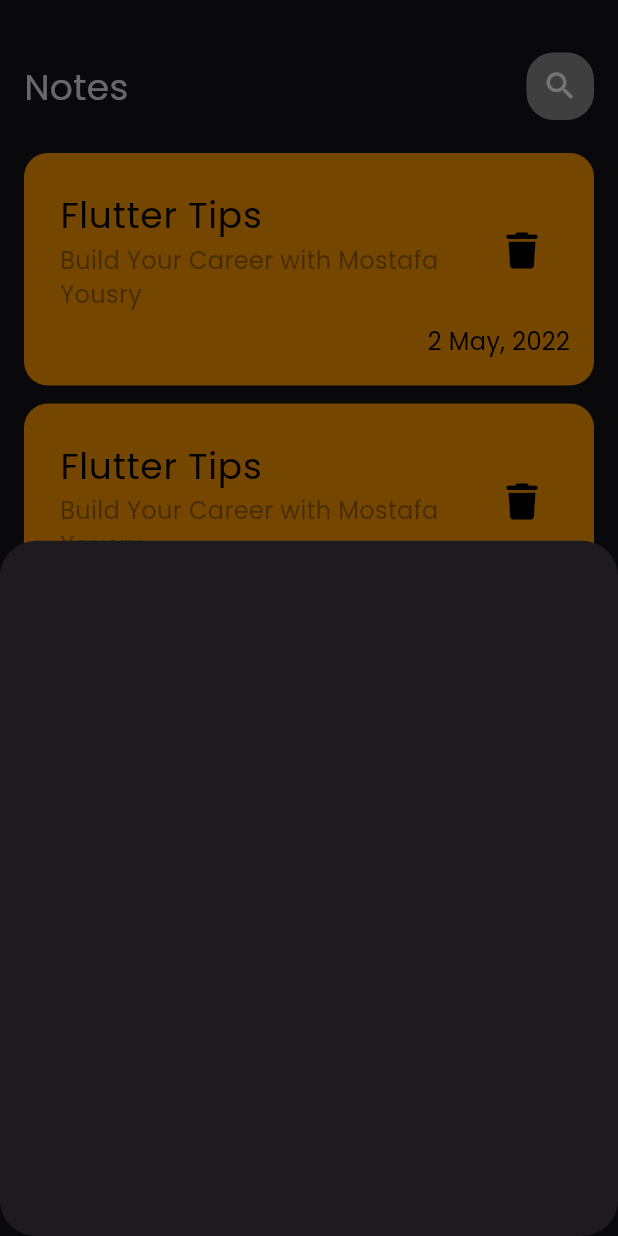
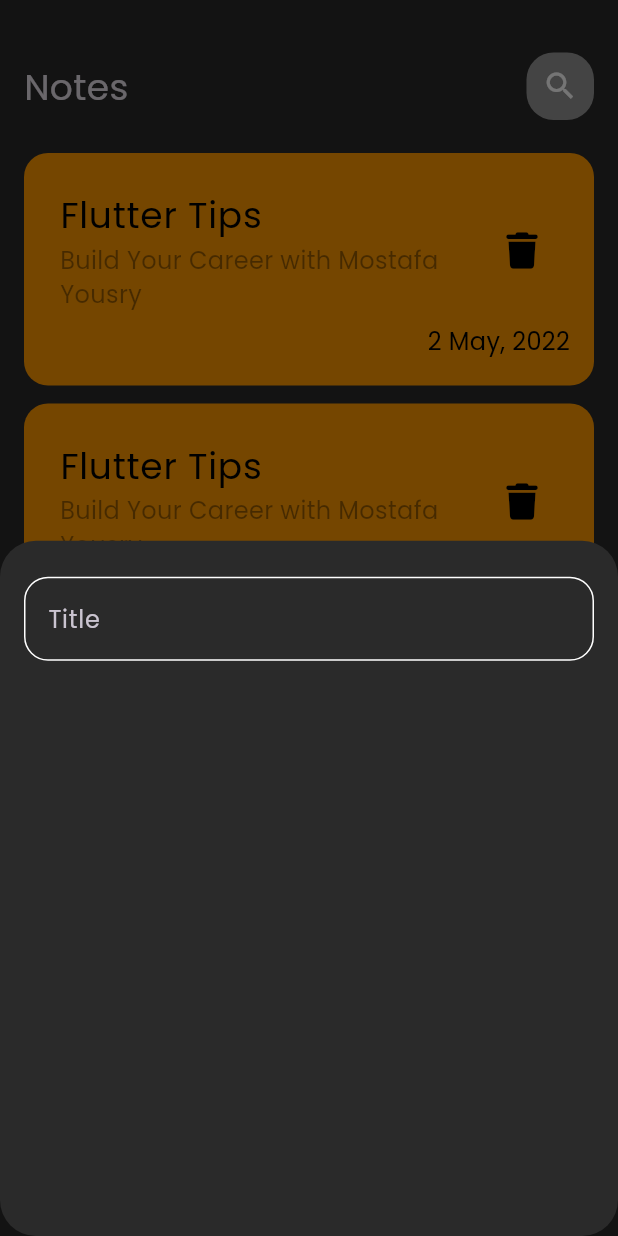
Before and after one commit to MostafaYousry12/Notes_App, a Flutter app: the screen it shows after launch, after a tap on the "add" icon, on a phone screen of 412 x 824 dp. Run offline on Flutter 3.47's test engine with Material 3 defaults, Android fonts, the phone set to English and light mode, and no system bars; our stand-ins replace font_awesome_flutter.

Commit message:
add custom text field

```diff
--- /dev/null
+++ b/lib/constants.dart
@@ -0,0 +1,3 @@
+import 'package:flutter/material.dart';
+
+Color kPrimaryColor = const Color(0xff62FCD7);
--- a/lib/main.dart
+++ b/lib/main.dart
@@ -11,11 +11,13 @@ class NotesApp extends StatelessWidget {
   @override
   Widget build(BuildContext context) {
     return MaterialApp(
-        debugShowCheckedModeBanner: false,
-        theme: ThemeData(
-          brightness: Brightness.dark,
-          fontFamily: "Poppins",
-        ),
-        home: const NotesView());
+      debugShowCheckedModeBanner: false,
+      theme: ThemeData(
+        brightness: Brightness.dark,
+        scaffoldBackgroundColor: const Color(0xff2a2a2a),
+        fontFamily: "Poppins",
+      ),
+      home: const NotesView(),
+    );
   }
 }
--- a/lib/views/notes_view.dart
+++ b/lib/views/notes_view.dart
@@ -11,11 +11,12 @@ class NotesView extends StatelessWidget {
       floatingActionButton: FloatingActionButton(
         onPressed: () {
           showModalBottomSheet(
+              backgroundColor: const Color(0xff2a2a2a),
               shape: RoundedRectangleBorder(
                   borderRadius: BorderRadius.circular(24)),
               context: context,
               builder: (context) {
-                return CustomShowModelSheet();
+                return const CustomShowModelSheet();
               });
         },
         backgroundColor: Colors.blue,
@@ -24,7 +25,7 @@ class NotesView extends StatelessWidget {
           color: Colors.black,
         ),
       ),
-      body: NotesViewBody(),
+      body: const NotesViewBody(),
     );
   }
 }
--- /dev/null
+++ b/lib/widgets/custom_text_field.dart
@@ -0,0 +1,27 @@
+import 'package:flutter/material.dart';
+import 'package:notes_app/constants.dart';
+
+class CustomTextField extends StatelessWidget {
+  const CustomTextField({super.key});
+
+  @override
+  Widget build(BuildContext context) {
+    return TextField(
+      cursorColor: kPrimaryColor,
+      decoration: InputDecoration(
+        hintText: "Title",
+        border: inputBorder(),
+        enabledBorder: inputBorder(),
+        focusedBorder: inputBorder(kPrimaryColor),
+      ),
+    );
+  }
+}
+
+OutlineInputBorder inputBorder([color]) {
+  return OutlineInputBorder(
+      borderRadius: BorderRadius.circular(16),
+      borderSide: BorderSide(
+        color: color ?? Colors.white,
+      ));
+}
--- a/lib/widgets/view_showModelSheet.dart
+++ b/lib/widgets/view_showModelSheet.dart
@@ -1,10 +1,20 @@
 import 'package:flutter/material.dart';
+import 'package:notes_app/widgets/custom_text_field.dart';
 
 class CustomShowModelSheet extends StatelessWidget {
   const CustomShowModelSheet({super.key});
 
   @override
   Widget build(BuildContext context) {
-    return Container();
+    return Padding(
+      padding: const EdgeInsets.symmetric(vertical: 24, horizontal: 16),
+      child: Container(
+        child: const Column(
+          children: [
+            CustomTextField(),
+          ],
+        ),
+      ),
+    );
   }
 }
```
